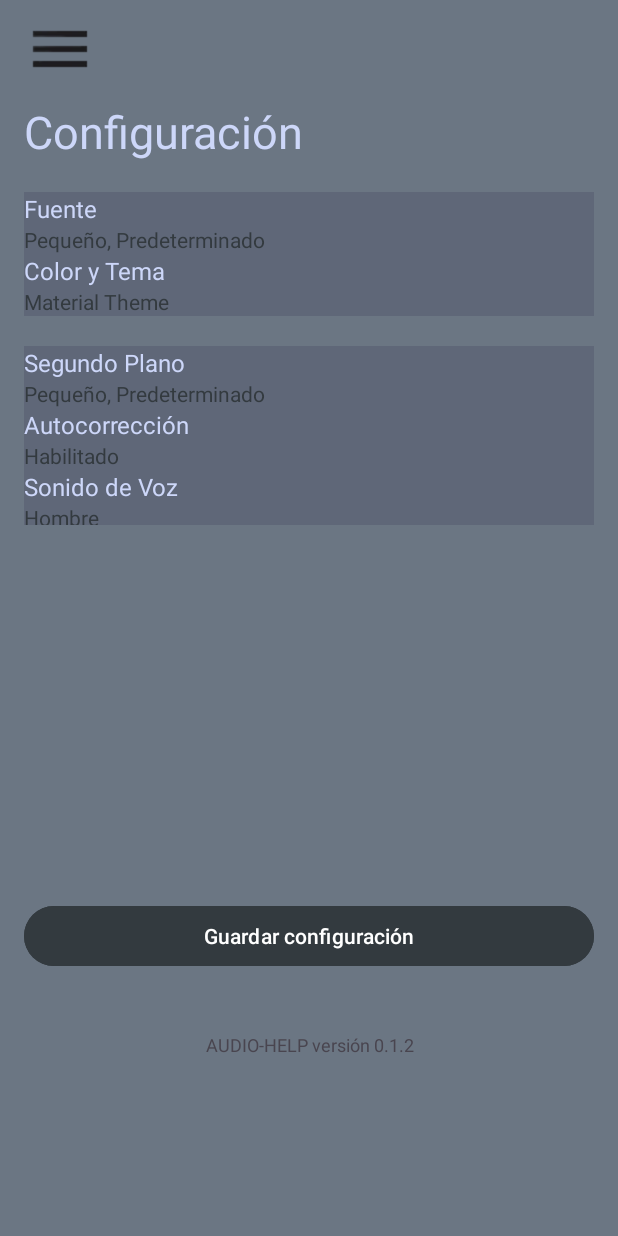
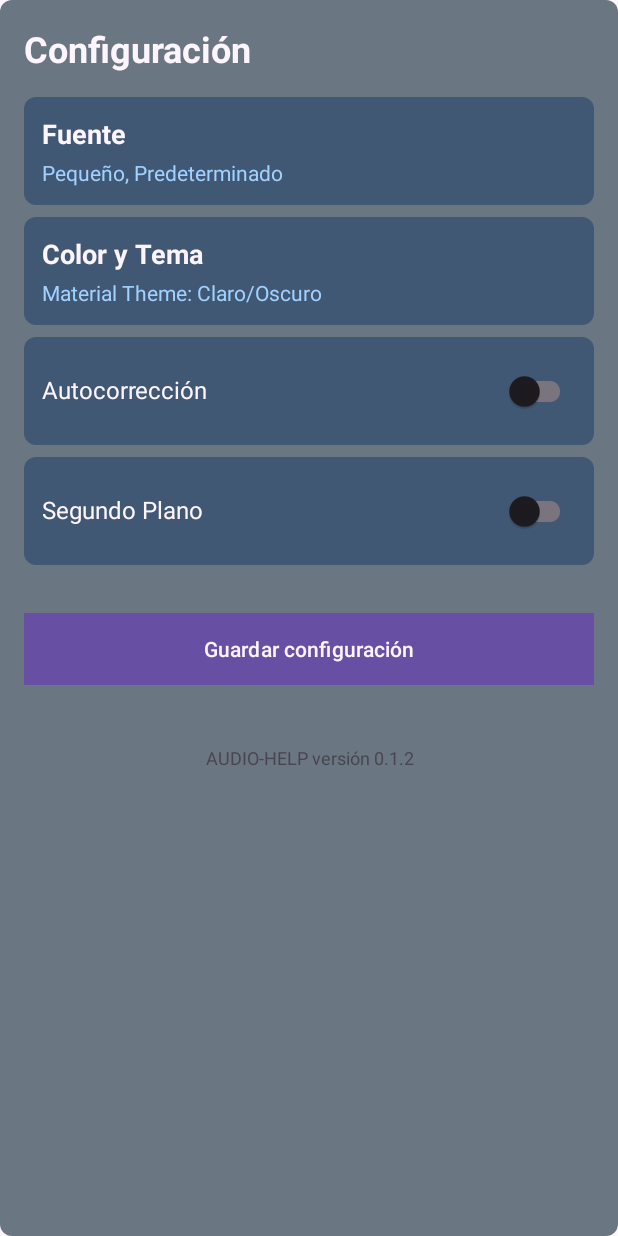
Before and after one commit to SandroCJ210/AudioHelp, an Android app: the ajustes screen opened directly, with no data from a screen before it, on a phone screen of 412 x 824 dp. Run offline under Robolectric (Android 15) with nearby library versions, the phone set to English and light mode, and no system bars.

Commit message:
ajustes.xml cambiado

```diff
--- /dev/null
+++ b/app/src/main/res/drawable/fondo_boton.xml
@@ -0,0 +1,6 @@
+<?xml version="1.0" encoding="utf-8"?>
+
+<shape xmlns:android="http://schemas.android.com/apk/res/android">
+        <solid android:color="#405873" />
+        <corners android:radius="8dp" />
+</shape>
--- /dev/null
+++ b/app/src/main/res/drawable/fondo_caja.xml
@@ -0,0 +1,11 @@
+<?xml version="1.0" encoding="utf-8"?>
+<shape xmlns:android="http://schemas.android.com/apk/res/android"
+    android:shape="rectangle">
+    <solid android:color="#6B7683" /> <!-- Color gris claro -->
+    <corners android:radius="8dp" />  <!-- Bordes redondeados -->
+    <padding
+        android:left="8dp"
+        android:top="8dp"
+        android:right="8dp"
+        android:bottom="8dp" />
+</shape>
--- a/app/src/main/res/layout/ajustes.xml
+++ b/app/src/main/res/layout/ajustes.xml
@@ -1,136 +1,136 @@
 <?xml version="1.0" encoding="utf-8"?>
 <LinearLayout xmlns:android="http://schemas.android.com/apk/res/android"
-    xmlns:tools="http://schemas.android.com/tools"
     android:layout_width="match_parent"
     android:layout_height="match_parent"
-    android:background="#6B7683"
+    android:background="@drawable/fondo_caja"
     android:orientation="vertical"
-    android:padding="16dp"
-    tools:context=".MainActivity">
+    android:padding="16dp">
 
-    <ImageButton
-        android:id="@+id/imageButton"
-        android:layout_width="44dp"
-        android:layout_height="30dp"
-        android:layout_gravity="start"
-        android:layout_marginStart="2dp"
-        android:layout_marginTop="1dp"
-        android:layout_marginEnd="16dp"
-        android:background="#6B7683"
-        android:src="@drawable/ic_menu" />
-
-
+    <!-- Título -->
     <TextView
-        android:id="@+id/title_config"
+        android:id="@+id/textViewTitulo"
         android:layout_width="wrap_content"
         android:layout_height="wrap_content"
-        android:layout_gravity="start"
+        android:layout_marginBottom="16dp"
         android:text="@string/title_config"
-        android:layout_marginTop="20dp"
-        android:textColor="#CDD7F9"
-        android:textSize="30sp" />
+        android:textColor="#FCF5FD"
+        android:textSize="24sp"
+        android:textStyle="bold" />
 
+    <!-- Botón para cambiar la fuente -->
     <LinearLayout
         android:layout_width="match_parent"
         android:layout_height="wrap_content"
-        android:layout_marginTop="20dp"
-        android:orientation="vertical">
+        android:layout_marginBottom="8dp"
+        android:background="@drawable/fondo_boton"
+        android:orientation="vertical"
+        android:padding="12dp">
 
         <TextView
-            android:layout_width="match_parent"
+            android:id="@+id/textTituloFuente"
+            android:layout_width="wrap_content"
             android:layout_height="wrap_content"
-            android:background="#5F6778"
             android:text="@string/font"
-            android:textColor="#CDD7F9"
-            android:textSize="16sp" />
+            android:textColor="#FCF5FD"
+            android:textSize="18sp"
+            android:textStyle="bold" />
 
         <TextView
-            android:layout_width="match_parent"
+            android:id="@+id/textDescripcionFuente"
+            android:layout_width="wrap_content"
             android:layout_height="wrap_content"
-            android:background="#5F6778"
-            android:text="@string/font_description"
-            android:textColor="#333A3F"
-            android:textSize="14sp" />
-
-        <TextView
-            android:layout_width="match_parent"
-            android:layout_height="wrap_content"
-            android:background="#5F6778"
-            android:text="@string/color_theme"
-            android:textColor="#CDD7F9"
-            android:textSize="16sp" />
-
-        <TextView
-            android:layout_width="match_parent"
-            android:layout_height="wrap_content"
-            android:background="#5F6778"
-            android:text="@string/material_theme"
-            android:textColor="#333A3F"
-            android:textSize="14sp" />
-
-    </LinearLayout>
-
-    <LinearLayout
-        android:layout_width="match_parent"
-        android:layout_height="119dp"
-        android:layout_marginTop="20dp"
-        android:orientation="vertical">
-
-        <TextView
-            android:layout_width="match_parent"
-            android:layout_height="wrap_content"
-            android:background="#5F6778"
-            android:text="@string/background_mode"
-            android:textColor="#CDD7F9"
-            android:textSize="16sp" />
-        <TextView
-            android:layout_width="match_parent"
-            android:layout_height="wrap_content"
-            android:background="#5F6778"
-            android:text="@string/font_description"
-            android:textColor="#333A3F"
-            android:textSize="14sp" />
-
-        <TextView
-            android:layout_width="match_parent"
-            android:layout_height="wrap_content"
-            android:background="#5F6778"
-            android:text="@string/autocorrect"
-            android:textColor="#CDD7F9"
-            android:textSize="16sp" />
-        <TextView
-            android:layout_width="match_parent"
-            android:layout_height="wrap_content"
-            android:background="#5F6778"
-            android:text="@string/correct_description"
-            android:textColor="#333A3F"
-            android:textSize="14sp" />
-
-        <TextView
-            android:layout_width="match_parent"
-            android:layout_height="wrap_content"
-            android:background="#5F6778"
-            android:text="@string/voice_sound"
-            android:textColor="#CDD7F9"
-            android:textSize="16sp" />
-        <TextView
-            android:layout_width="match_parent"
-            android:layout_height="wrap_content"
-            android:background="#5F6778"
-            android:text="@string/voices_description"
-            android:textColor="#333A3F"
+            android:layout_marginTop="4dp"
+            android:text="Pequeño, Predeterminado"
+            android:textColor="#A1D1FF"
             android:textSize="14sp" />
     </LinearLayout>
 
-    <!-- Botón de Guardar Configuración -->
+    <!-- Botón para cambiar el color y tema -->
+    <LinearLayout
+        android:layout_width="match_parent"
+        android:layout_height="wrap_content"
+        android:layout_marginBottom="8dp"
+        android:background="@drawable/fondo_boton"
+        android:orientation="vertical"
+        android:padding="12dp">
+
+        <TextView
+            android:id="@+id/textTituloColorTema"
+            android:layout_width="wrap_content"
+            android:layout_height="wrap_content"
+            android:text="@string/color_theme"
+            android:textColor="#FCF5FD"
+            android:textSize="18sp"
+            android:textStyle="bold" />
+
+        <TextView
+            android:id="@+id/textDescripcionColorTema"
+            android:layout_width="wrap_content"
+            android:layout_height="wrap_content"
+            android:layout_marginTop="4dp"
+            android:text="Material Theme: Claro/Oscuro"
+            android:textColor="#A1D1FF"
+            android:textSize="14sp" />
+    </LinearLayout>
+
+    <!-- Switch para autocorrección -->
+    <LinearLayout
+        android:layout_width="match_parent"
+        android:layout_height="wrap_content"
+        android:layout_marginBottom="8dp"
+        android:background="@drawable/fondo_boton"
+        android:orientation="horizontal"
+        android:padding="12dp">
+
+        <TextView
+            android:layout_width="0dp"
+            android:layout_height="wrap_content"
+            android:layout_weight="1"
+            android:text="@string/autocorrect"
+            android:textColor="#FCF5FD"
+            android:textSize="16sp" />
+
+        <androidx.appcompat.widget.SwitchCompat
+            android:id="@+id/switchAutocorreccion"
+            android:layout_width="wrap_content"
+            android:layout_height="wrap_content"
+            android:textColor="#FCF5FD" />
+    </LinearLayout>
+
+    <!-- Switch para habilitar el segundo plano -->
+    <LinearLayout
+        android:layout_width="match_parent"
+        android:layout_height="wrap_content"
+        android:layout_marginBottom="16dp"
+        android:background="@drawable/fondo_boton"
+        android:orientation="horizontal"
+        android:padding="12dp">
+
+        <TextView
+            android:layout_width="0dp"
+            android:layout_height="wrap_content"
+            android:layout_weight="1"
+            android:text="@string/background_mode"
+            android:textColor="#FCF5FD"
+            android:textSize="16sp" />
+
+        <androidx.appcompat.widget.SwitchCompat
+            android:id="@+id/switchSegundoPlano"
+            android:layout_width="wrap_content"
+            android:layout_height="wrap_content"
+            android:checked="false"
+            android:textColor="#FCF5FD" />
+    </LinearLayout>
+
+    <!-- Botón para guardar la configuración -->
     <Button
-        android:id="@+id/button_save"
-        android:layout_width="380dp"
+        android:id="@+id/btnGuardarConfiguracion"
+        android:layout_width="match_parent"
         android:layout_height="wrap_content"
-        android:layout_marginTop="250dp"
-        android:backgroundTint="#333A3F"
+        android:layout_marginTop="16dp"
+        android:background="#225C6E"
         android:text="@string/save_button"
-        android:textColor="#FFFFFF" />
+        android:textColor="#FCF5FD" />
 
     <!-- Pie de página -->
     <TextView
@@ -142,5 +142,4 @@
         android:text="@string/version_text"
         android:textColor="#49454F"
         android:textSize="12sp" />
-
 </LinearLayout>
--- a/app/src/main/res/layout/locution.xml
+++ b/app/src/main/res/layout/locution.xml
@@ -2,10 +2,10 @@
 <RelativeLayout xmlns:android="http://schemas.android.com/apk/res/android"
     xmlns:app="http://schemas.android.com/apk/res-auto"
     xmlns:tools="http://schemas.android.com/tools"
+    android:id="@+id/ajustes_main"
     android:layout_width="match_parent"
     android:layout_height="match_parent"
     android:background="#6B7683"
-    android:id="@+id/ajustes_main"
     tools:context=".MainActivity"
     tools:ignore="ExtraText">
 
@@ -33,6 +33,7 @@
     <TextView
         style="@style/Titulo_Aplicacion"
         android:background="#00CDD7F9"
+        android:backgroundTint="#FCF5FD"
         android:text="@string/app_name"
         android:textSize="30sp" />
 
@@ -85,8 +86,8 @@
         android:layout_alignParentBottom="true"
         android:layout_centerHorizontal="true"
         android:layout_marginBottom="35dp"
+        android:background="#00FFFFFF"
         android:contentDescription="@string/Close"
-        android:background="#00FFFFFF"
         app:srcCompat="@drawable/ic_close" />
 
     <LinearLayout
--- a/app/src/main/res/values/colors.xml
+++ b/app/src/main/res/values/colors.xml
@@ -2,4 +2,9 @@
 <resources>
     <color name="black">#FF000000</color>
     <color name="white">#FFFFFFFF</color>
+    <color name="blue">#2196F3</color>
+    <color name="azul_claro">#00BCD4</color>
+    <color name="linea_divisoria">#B0BEC5</color>
+    <color name="fondo_caja">#37474F</color>
+
 </resources>
```
